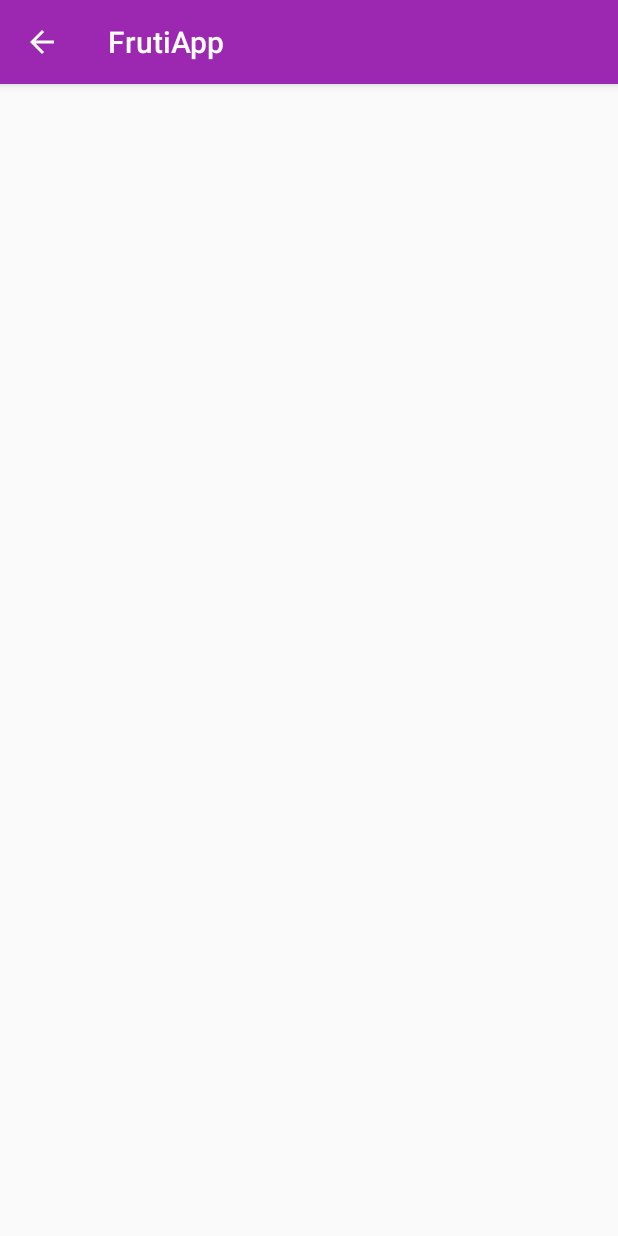
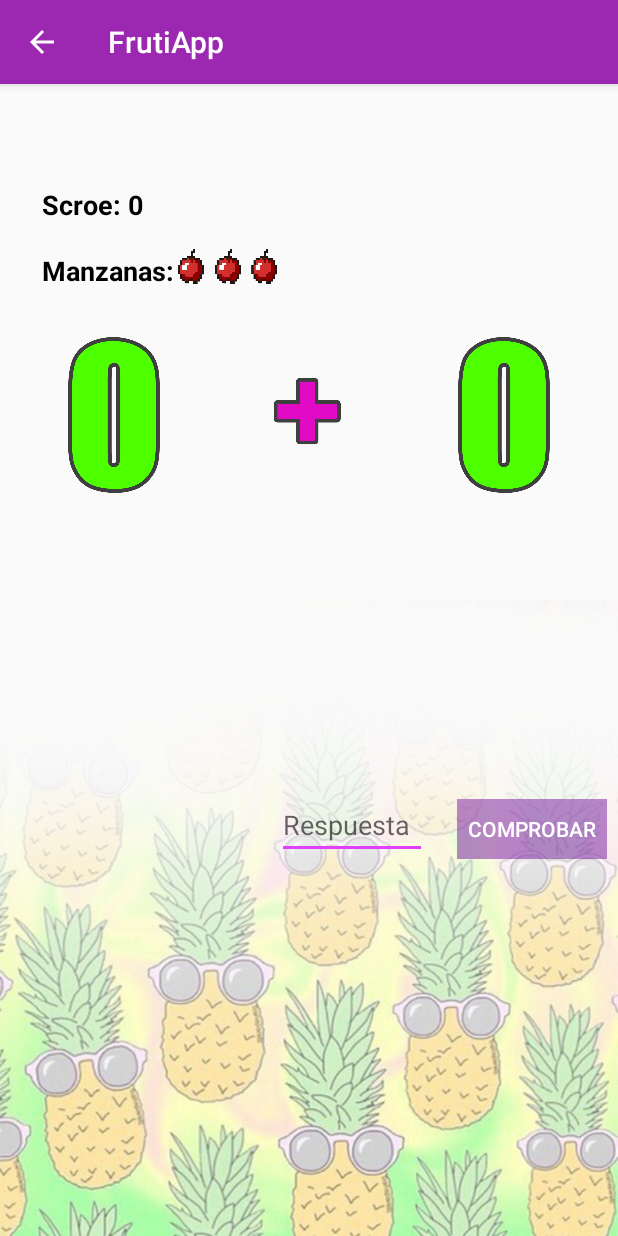
Before and after one commit to jorgeprueba/ProyectoFinalFrutiapp, an Android app: the MainActivity2Nivel1 screen opened directly, with no data from a screen before it, on a phone screen of 412 x 824 dp. Run offline under Robolectric (Android 15) with nearby library versions, the light colour scheme and no system bars.

Commit message:
Se diseño la activity_main2

```diff
--- a/app/src/main/java/com/example/frutiapp/MainActivity2Nivel1.kt
+++ b/app/src/main/java/com/example/frutiapp/MainActivity2Nivel1.kt
@@ -11,7 +11,7 @@ class MainActivity2Nivel1 : AppCompatActivity() {
 
         val intent = intent
         val name = intent.getStringExtra("Clave")
-        textView.text = name
+        textViewNombre.text = name
 
     }
 }
--- a/app/src/main/res/layout/activity_main_activity2_nivel1.xml
+++ b/app/src/main/res/layout/activity_main_activity2_nivel1.xml
@@ -4,16 +4,114 @@
     xmlns:tools="http://schemas.android.com/tools"
     android:layout_width="match_parent"
     android:layout_height="match_parent"
+    android:background="@drawable/wallpaperprincipal"
     tools:context=".MainActivity2Nivel1">
 
     <TextView
-        android:id="@+id/textView"
+        android:id="@+id/textViewNombre"
         android:layout_width="wrap_content"
         android:layout_height="wrap_content"
-        android:layout_marginStart="112dp"
+        android:layout_marginStart="28dp"
         android:layout_marginTop="32dp"
-        android:text="@string/holamundo"
-        android:textSize="36sp"
+        android:text="@string/jugador"
+        android:textColor="@android:color/background_dark"
+        android:textSize="18sp"
+        android:textStyle="bold"
         app:layout_constraintStart_toStartOf="parent"
         app:layout_constraintTop_toTopOf="parent" />
+
+    <TextView
+        android:id="@+id/textViewScore"
+        android:layout_width="wrap_content"
+        android:layout_height="wrap_content"
+        android:layout_marginStart="28dp"
+        android:layout_marginTop="68dp"
+        android:text="@string/totalscore"
+        android:textColor="@android:color/background_dark"
+        android:textSize="18sp"
+        android:textStyle="bold"
+        app:layout_constraintStart_toStartOf="parent"
+        app:layout_constraintTop_toTopOf="parent" />
+
+    <TextView
+        android:id="@+id/textViewApple"
+        android:layout_width="wrap_content"
+        android:layout_height="wrap_content"
+        android:layout_marginStart="28dp"
+        android:layout_marginTop="112dp"
+        android:text="@string/vidas"
+        android:textColor="@android:color/background_dark"
+        android:textSize="18sp"
+        android:textStyle="bold"
+        app:layout_constraintStart_toStartOf="parent"
+        app:layout_constraintTop_toTopOf="parent" />
+
+    <ImageView
+        android:id="@+id/imageViewVidas"
+        android:layout_width="80dp"
+        android:layout_height="25dp"
+        android:layout_marginStart="112dp"
+        android:layout_marginTop="108dp"
+        android:contentDescription="@string/app_name"
+        app:layout_constraintStart_toStartOf="parent"
+        app:layout_constraintTop_toTopOf="parent"
+        app:srcCompat="@drawable/tresvidas" />
+
+    <ImageView
+        android:id="@+id/imageViewnumber1"
+        android:layout_width="120dp"
+        android:layout_height="120dp"
+        android:layout_marginStart="16dp"
+        android:layout_marginTop="160dp"
+        android:contentDescription="@string/app_name"
+        app:layout_constraintStart_toStartOf="parent"
+        app:layout_constraintTop_toTopOf="parent"
+        app:srcCompat="@drawable/cero" />
+
+    <ImageView
+        android:id="@+id/imageViewsigno"
+        android:layout_width="120dp"
+        android:layout_height="120dp"
+        android:layout_marginTop="160dp"
+        android:contentDescription="@string/app_name"
+        app:layout_constraintEnd_toEndOf="parent"
+        app:layout_constraintStart_toStartOf="parent"
+        app:layout_constraintTop_toTopOf="parent"
+        app:srcCompat="@drawable/adicion" />
+
+    <ImageView
+        android:id="@+id/imageViewnumber2"
+        android:layout_width="120dp"
+        android:layout_height="120dp"
+        android:layout_marginTop="160dp"
+        android:layout_marginEnd="16dp"
+        android:contentDescription="@string/app_name"
+        app:layout_constraintEnd_toEndOf="parent"
+        app:layout_constraintTop_toTopOf="parent"
+        app:srcCompat="@drawable/cero" />
+
+    <EditText
+        android:id="@+id/editTextNumberResult"
+        android:layout_width="100dp"
+        android:layout_height="40dp"
+        android:layout_marginEnd="20dp"
+        android:layout_marginBottom="251dp"
+        android:autofillHints=""
+        android:ems="10"
+        android:hint="@string/respuesta"
+        android:inputType="number"
+        app:layout_constraintBottom_toBottomOf="parent"
+        app:layout_constraintEnd_toStartOf="@+id/button2" />
+
+    <Button
+        android:id="@+id/button2"
+        android:layout_width="100dp"
+        android:layout_height="40dp"
+        android:layout_marginEnd="7dp"
+        android:layout_marginBottom="251dp"
+        android:background="@drawable/fondoboton"
+        android:text="@string/botonsumar"
+        android:textColor="@android:color/background_light"
+        app:layout_constraintBottom_toBottomOf="parent"
+        app:layout_constraintEnd_toEndOf="parent" />
 </androidx.constraintlayout.widget.ConstraintLayout>
--- a/app/src/main/res/values/strings.xml
+++ b/app/src/main/res/values/strings.xml
@@ -3,5 +3,9 @@
     <string name="manzana">Manzana</string>
     <string name="nombre">¿Cómo te llamas?</string>
     <string name="button">Jugar</string>
-    <string name="holamundo">Holamundo</string>
+    <string name="jugador">Jugador</string>
+    <string name="totalscore">Scroe: 0</string>
+    <string name="vidas">Manzanas:</string>
+    <string name="respuesta">Respuesta</string>
+    <string name="botonsumar">Comprobar</string>
 </resources>
```
